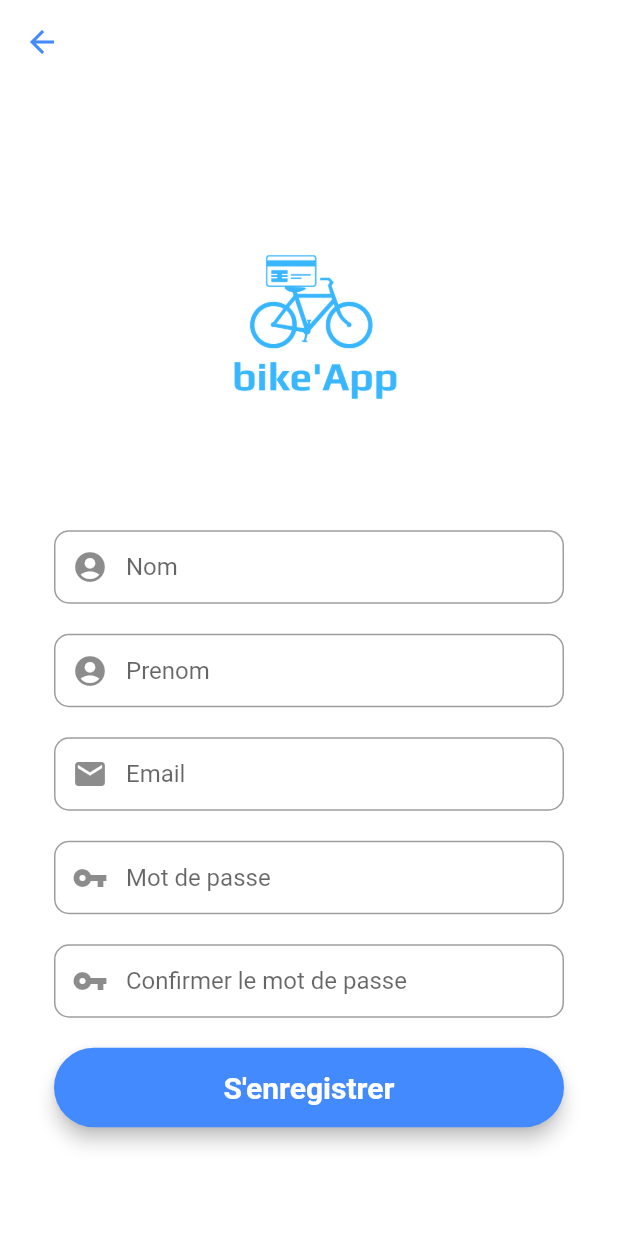
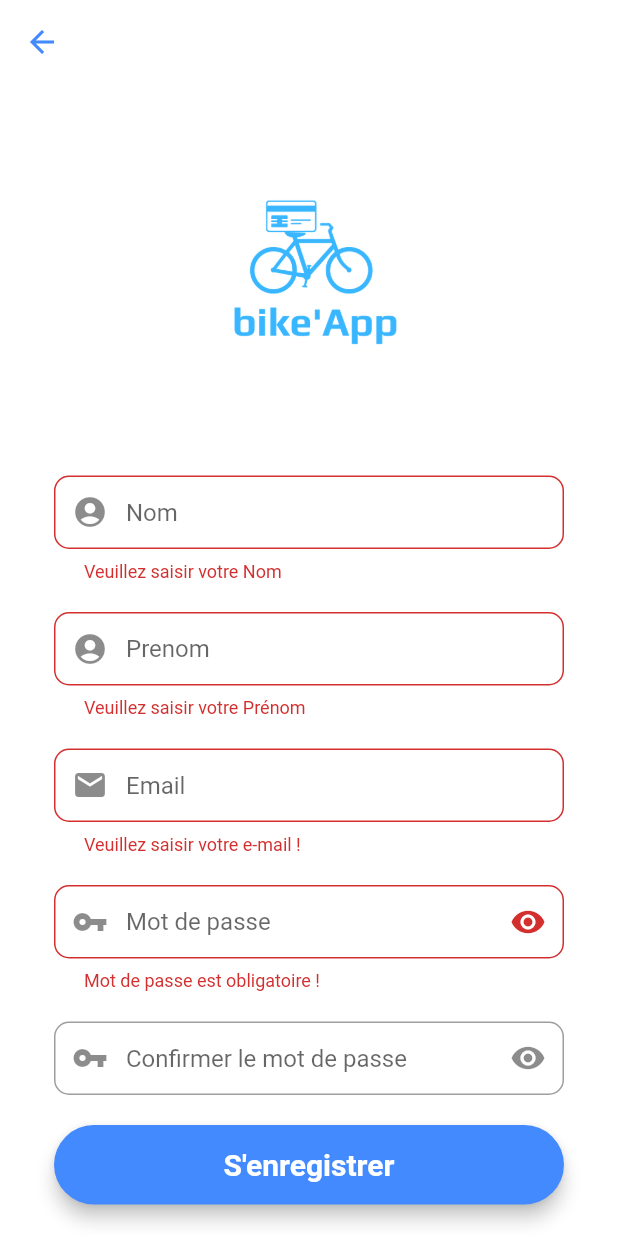
Before and after one commit to nizarsbai/BikeApp, a Flutter app: the RegistrationScreen screen opened directly, after a tap on "S'enregistrer", on a phone screen of 412 x 824 dp. Run offline on Flutter 3.47's test engine with Material 2 defaults, Android fonts, the phone set to English and light mode, and no system bars; our stand-ins replace cloud_firestore, firebase_auth, firebase_core, flutter_signin_button, fluttertoast, google_sign_in; accounts and stored records are empty.

Commit message:
- Insciption avec firebase "email" - Modification des EditText du mot de passe avec une icône qui afficher ou cache le mdp. - L'ajout de la fonctionalité sign in avec Google.

```diff
--- a/lib/main.dart
+++ b/lib/main.dart
@@ -1,6 +1,7 @@
 import 'package:auth_bikeapp/screens/login_screen.dart';
 import 'package:firebase_core/firebase_core.dart';
 import 'package:flutter/material.dart';
+import 'package:google_sign_in/google_sign_in.dart';
 
 Future<void> main() async {
   WidgetsFlutterBinding.ensureInitialized();
@@ -10,9 +11,12 @@ Future<void> main() async {
 }
 
 class MyApp extends StatelessWidget {
+  GoogleSignIn _googleSignIn = GoogleSignIn(scopes: ['email']);
   // This widget is the root of your application.
   @override
   Widget build(BuildContext context) {
+  GoogleSignInAccount? user=_googleSignIn.currentUser;
+
     return MaterialApp(
       title: 'Email And Password Login',
       theme: ThemeData(
--- /dev/null
+++ b/lib/model/user_model.dart
@@ -0,0 +1,29 @@
+class UserModel {
+  String? uid;
+  String? email;
+  String? firstName;
+  String? lastName;
+
+  UserModel({this.uid, this.email, this.firstName, this.lastName});
+
+  // receiving data from server
+  factory UserModel.fromMap(map){
+    return UserModel(
+      uid: map['uid'],
+      email: map['email'],
+      firstName: map['firstName'],
+      lastName: map['lastName'],
+    );
+  }
+
+  // sending data to our server
+  Map<String, dynamic> toMap() {
+    return {
+      'uid':uid,
+      'email':email,
+      'firstName':firstName,
+      'lastName':lastName,
+    };
+  }
+
+}
--- a/lib/screens/registration_screen.dart
+++ b/lib/screens/registration_screen.dart
@@ -1,4 +1,11 @@
+import 'dart:math';
+
+import 'package:auth_bikeapp/model/user_model.dart';
+import 'package:auth_bikeapp/screens/home_screen.dart';
+import 'package:cloud_firestore/cloud_firestore.dart';
+import 'package:firebase_auth/firebase_auth.dart';
 import 'package:flutter/material.dart';
+import 'package:fluttertoast/fluttertoast.dart';
 
 class RegistrationScreen extends StatefulWidget {
   const RegistrationScreen({Key? key}) : super(key: key);
@@ -8,6 +15,10 @@ class RegistrationScreen extends StatefulWidget {
 }
 
 class _RegistrationScreenState extends State<RegistrationScreen> {
+
+  bool _obscureText=true;
+
+  final _auth = FirebaseAuth.instance;
   // our form key
   final _formKey=GlobalKey<FormState>();
   //editing Controller
@@ -25,7 +36,18 @@ class _RegistrationScreenState extends State<RegistrationScreen> {
         autofocus: false,
         controller: firstNameEditingController,
         keyboardType: TextInputType.name,
-        //validator: () {},
+
+      validator: (value){
+        RegExp regex = new RegExp(r'^.{3,}$');
+        if(value!.isEmpty) {
+          return ("Veuillez saisir votre Nom ");
+        }
+        if(!regex.hasMatch(value)){
+          return("Veuillez saisir un Nom valide (Min. 3 caractères) ");
+        }
+        return null;
+      },
+
         onSaved: (value)
         {
           firstNameEditingController.text=value!;
@@ -45,7 +67,15 @@ class _RegistrationScreenState extends State<RegistrationScreen> {
         autofocus: false,
         controller: secondNameEditingController,
         keyboardType: TextInputType.name,
-        //validator: () {},
+        validator: (value){
+        RegExp regex = new RegExp(r'^.{3,}$');
+        if(value!.isEmpty) {
+          return ("Veuillez saisir votre Prénom ");
+        }
+        if(!regex.hasMatch(value)){
+          return("Veuillez saisir un prénom valide (Min. 3 caractères) ");
+        }
+      },
         onSaved: (value)
         {
           secondNameEditingController.text=value!;
@@ -65,7 +95,18 @@ class _RegistrationScreenState extends State<RegistrationScreen> {
         autofocus: false,
         controller: emailEditingController,
         keyboardType: TextInputType.emailAddress,
-        //validator: () {},
+        validator: (value)
+      {
+        if(value!.isEmpty)
+        {
+          return("Veuillez saisir votre e-mail !");
+        }
+        if(!RegExp("^[a-zA-Z0-9+_.-]+@[a-zA-Z0-9.-]+.[a-z]").hasMatch(value))
+        {
+          return ("Veuillez saisir un email valid ! ");
+        }
+        return null;
+      },
         onSaved: (value)
         {
           emailEditingController.text=value!;
@@ -73,6 +114,7 @@ class _RegistrationScreenState extends State<RegistrationScreen> {
         textInputAction: TextInputAction.next,
         decoration: InputDecoration(
           prefixIcon: Icon(Icons.mail),
+
           contentPadding: EdgeInsets.fromLTRB(20, 15, 20, 15),
           hintText: "Email",
           border: OutlineInputBorder(
@@ -84,8 +126,16 @@ class _RegistrationScreenState extends State<RegistrationScreen> {
     final passwordField=TextFormField(
         autofocus: false,
         controller: passwordEditingController,
-        obscureText: true,
-        //validator: () {},
+        obscureText: _obscureText,
+        validator: (value){
+        RegExp regex = new RegExp(r'^.{6,}$');
+        if(value!.isEmpty) {
+          return ("Mot de passe est obligatoire !");
+        }
+        if(!regex.hasMatch(value)){
+          return("Veuillez saisir un mot de passe valide (Min. 6 caractères) ");
+        }
+      },
         onSaved: (value)
         {
           firstNameEditingController.text=value!;
@@ -93,6 +143,16 @@ class _RegistrationScreenState extends State<RegistrationScreen> {
         textInputAction: TextInputAction.next,
         decoration: InputDecoration(
           prefixIcon: Icon(Icons.vpn_key),
+          suffixIcon: GestureDetector(
+              onTap: (){
+                setState(() {
+                  _obscureText=!_obscureText;
+                });
+            },
+            child: Icon(_obscureText
+             ? Icons.visibility
+             : Icons.visibility_off),
+             ),
           contentPadding: EdgeInsets.fromLTRB(20, 15, 20, 15),
           hintText: "Mot de passe",
           border: OutlineInputBorder(
@@ -104,8 +164,17 @@ class _RegistrationScreenState extends State<RegistrationScreen> {
     final confirmPasswordField=TextFormField(
         autofocus: false,
         controller: confirmPasswordEditingController,
-        obscureText: true,
-        //validator: () {},
+        obscureText: _obscureText,
+
+        validator: (value)
+        {
+          if(confirmPasswordEditingController.text !=
+           passwordEditingController.text)
+          {
+            return "Ces mots de passe ne correspondent pas. Veuillez réessayer.";
+          }
+          return null;
+        } ,
         onSaved: (value)
         {
           confirmPasswordEditingController.text=value!;
@@ -113,6 +182,16 @@ class _RegistrationScreenState extends State<RegistrationScreen> {
         textInputAction: TextInputAction.done,
         decoration: InputDecoration(
           prefixIcon: Icon(Icons.vpn_key),
+          suffixIcon: GestureDetector(
+              onTap: (){
+                setState(() {
+                  _obscureText=!_obscureText;
+                });
+            },
+            child: Icon(_obscureText
+             ? Icons.visibility
+             : Icons.visibility_off),
+             ),
           contentPadding: EdgeInsets.fromLTRB(20, 15, 20, 15),
           hintText: "Confirmer le mot de passe",
           border: OutlineInputBorder(
@@ -129,7 +208,9 @@ class _RegistrationScreenState extends State<RegistrationScreen> {
           padding: EdgeInsets.fromLTRB(20, 15, 20, 15),
           minWidth: MediaQuery.of(context).size.width,
 
-          onPressed: () {},
+          onPressed: () {
+            signUp(emailEditingController.text, passwordEditingController.text);
+          },
           child: Text("S'enregistrer", textAlign: TextAlign.center,
             style: TextStyle(fontSize: 20, color: Colors.white,
                 fontWeight: FontWeight.bold),
@@ -193,4 +274,48 @@ class _RegistrationScreenState extends State<RegistrationScreen> {
       ),
     );
   }
+
+  void signUp(String email, String password) async
+  {
+    if(_formKey.currentState!.validate())
+    {
+        await _auth.createUserWithEmailAndPassword(email: email, password: password)
+        .then((value) => {
+          postDetailsToFirestore()
+
+        }).catchError((e)
+        {
+          Fluttertoast.showToast(msg: e!.message);
+        });
+    }
+  }
+
+  postDetailsToFirestore() async{
+    //calling our firestore
+    //calling our user model
+    //sending these values
+
+    FirebaseFirestore firebaseFirestore=FirebaseFirestore.instance;
+    User? user = _auth.currentUser;
+
+    UserModel userModel=UserModel();
+
+    // writing all the values
+    userModel.email = user!.email;
+    userModel.uid = user.uid;
+    userModel.firstName = firstNameEditingController.text;
+    userModel.lastName = secondNameEditingController.text;
+
+    await firebaseFirestore
+        .collection("users")
+        .doc(user.uid)
+        .set(userModel.toMap());
+    Fluttertoast.showToast(msg: "Compte créé avec succès. :) ");
+
+     Navigator.pushAndRemoveUntil(
+        (context),
+        MaterialPageRoute(builder: (context) => HomeScreen()),
+        (route) => false);
+
+  }
 }
--- a/pubspec.yaml
+++ b/pubspec.yaml
@@ -31,14 +31,16 @@ google_sign_in: ^5.0.3
 # the latest version available on pub.dev. To see which dependencies have newer
 # versions available, run `flutter pub outdated`.
 dependencies:
-  flutter_signin_button: ^2.0.0
   cloud_firestore: ^3.4.1
   cupertino_icons: ^1.0.2
   firebase_auth: ^3.5.1
   firebase_core: ^1.20.0
   flutter:
     sdk: flutter
+  flutter_signin_button: ^2.0.0
   fluttertoast: ^8.0.9
+  google_sign_in: ^5.4.0
+  provider: ^6.0.3
 
 dev_dependencies:
   flutter_lints: ^1.0.0
```
Also changed, not shown: lib/provider/google_sign_in.dart (added, +33 -0 lines), lib/screens/home_screen.dart (+40 -4 lines).
